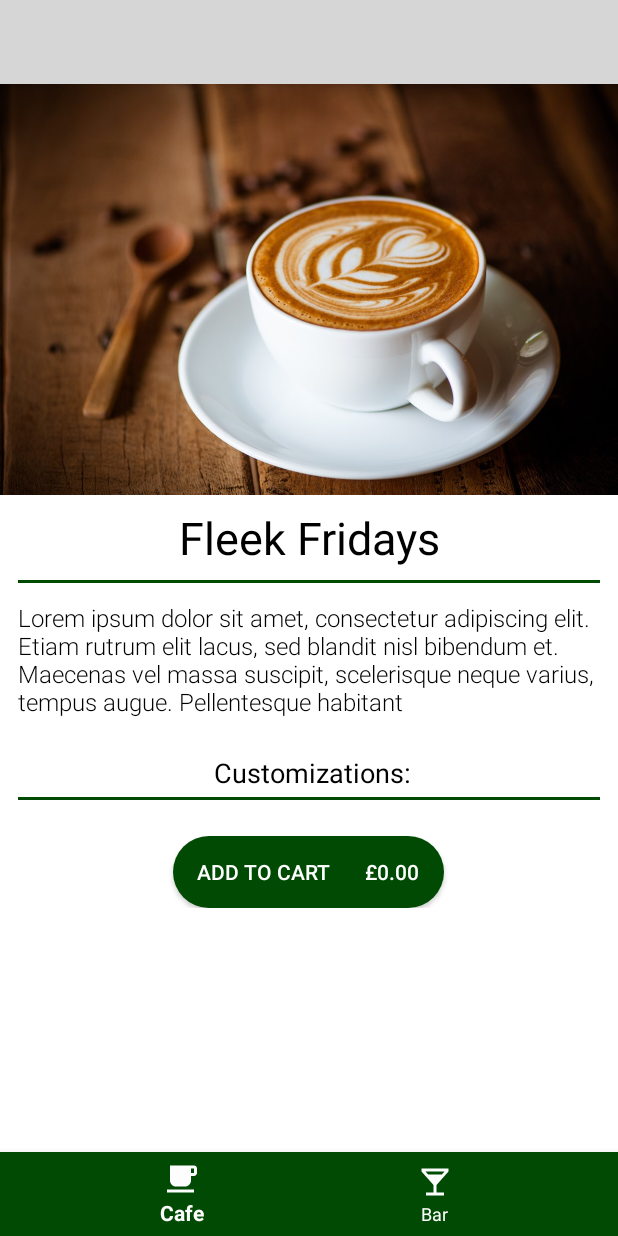
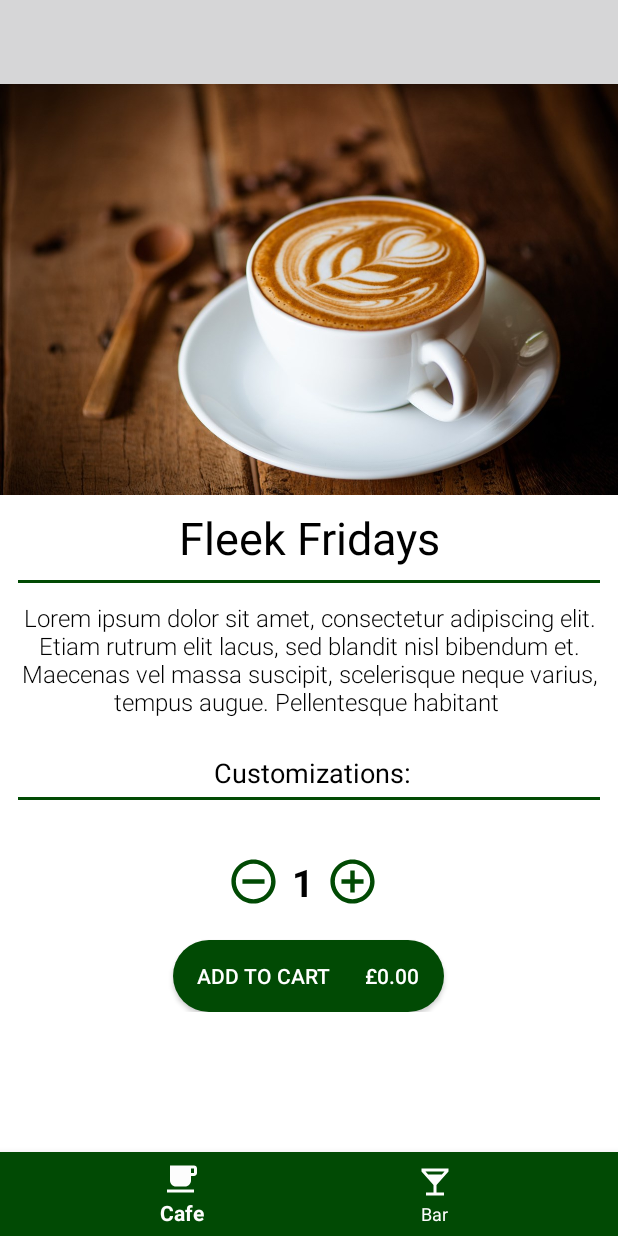
Before and after one commit to shonky11/QueensBarAndCafe, an Android app: the fragment ExpandedItemsFragment placed in its activity, on a phone screen of 412 x 824 dp. Run offline under Robolectric (Android 15) with nearby library versions, the phone set to English and light mode, and no system bars; our stand-ins replace Firebase (no records; nobody signed in at launch, a user with empty details on screens opened directly); 1 statement that could not run was skipped.

Commit message:
core done

```diff
--- a/app/src/main/java/com/qads/queensbarandcafe/fragments/ExpandedItemsFragment.java
+++ b/app/src/main/java/com/qads/queensbarandcafe/fragments/ExpandedItemsFragment.java
@@ -10,6 +10,7 @@ import android.view.View;
 import android.view.ViewGroup;
 import android.widget.Button;
 import android.widget.ExpandableListView;
+import android.widget.ImageView;
 import android.widget.TextView;
 import android.widget.Toast;
 
@@ -56,6 +57,9 @@ public class ExpandedItemsFragment extends Fragment{
     private TextView itemName, itemDesc;
     private Button cartButton;
     private Double itemPriceFinal = 0.00;
+    private int itemQuantity = 1;
+    private TextView itemQuantDisp;
+    private ImageView itemInc, itemDec;
 
     @Nullable
     @Override
@@ -73,6 +77,9 @@ public class ExpandedItemsFragment extends Fragment{
         mRecyclerView.setAdapter(adapter);
         itemName = rootView.findViewById(R.id.ex_event_name_text_view);
         itemDesc = rootView.findViewById(R.id.ex_event_description_text_view);
+        itemQuantDisp = rootView.findViewById(R.id.itemQuantity);
+        itemInc = rootView.findViewById(R.id.item_plus);
+        itemDec = rootView.findViewById(R.id.item_minus);
 
         adapter.setOnPlusClickListener(new OptionsAdapter.OnPlusClickListener() {
             @Override
@@ -102,6 +109,28 @@ public class ExpandedItemsFragment extends Fragment{
             @Override
             public void onClick(View view) {
 
+            }
+        });
+
+        itemInc.setOnClickListener(new View.OnClickListener() {
+            @Override
+            public void onClick(View view) {
+                if(itemQuantity < 10) {
+                    itemQuantity += 1;
+                    buttonSetter();
+                } else {
+                    Toast.makeText(getContext(), "Maximum reached", Toast.LENGTH_SHORT).show();
+                }
+            }
+        });
+
+        itemDec.setOnClickListener(new View.OnClickListener() {
+            @Override
+            public void onClick(View view) {
+                if(itemQuantity > 1) {
+                    itemQuantity -= 1;
+                    buttonSetter();
+                }
             }
         });
 
@@ -197,8 +226,9 @@ public class ExpandedItemsFragment extends Fragment{
         for(OptionsModel optionTemp : list){
             optionsTotal = optionsTotal + optionTemp.getmTruePrice().doubleValue()/100;
         }
-
-        Double totalPrice = itemPriceFinal + optionsTotal;
+        Integer itemQuantitee = itemQuantity;
+        itemQuantDisp.setText(itemQuantitee.toString());
+        Double totalPrice = (itemPriceFinal + optionsTotal) * itemQuantity;
         String priceString = String.format("%.2f", totalPrice);
         String pricePounds= "ADD TO CART       " + "£" + priceString;
 
--- /dev/null
+++ b/app/src/main/res/drawable/ic_add_circle_outline_black_24dp.xml
@@ -0,0 +1,5 @@
+<vector android:height="24dp" android:tint="#014A04"
+    android:viewportHeight="24.0" android:viewportWidth="24.0"
+    android:width="24dp" xmlns:android="http://schemas.android.com/apk/res/android">
+    <path android:fillColor="#FF000000" android:pathData="M13,7h-2v4L7,11v2h4v4h2v-4h4v-2h-4L13,7zM12,2C6.48,2 2,6.48 2,12s4.48,10 10,10 10,-4.48 10,-10S17.52,2 12,2zM12,20c-4.41,0 -8,-3.59 -8,-8s3.59,-8 8,-8 8,3.59 8,8 -3.59,8 -8,8z"/>
+</vector>
--- /dev/null
+++ b/app/src/main/res/drawable/ic_remove_circle_outline_black_24dp.xml
@@ -0,0 +1,5 @@
+<vector android:height="24dp" android:tint="#014A04"
+    android:viewportHeight="24.0" android:viewportWidth="24.0"
+    android:width="24dp" xmlns:android="http://schemas.android.com/apk/res/android">
+    <path android:fillColor="#FF000000" android:pathData="M7,11v2h10v-2L7,11zM12,2C6.48,2 2,6.48 2,12s4.48,10 10,10 10,-4.48 10,-10S17.52,2 12,2zM12,20c-4.41,0 -8,-3.59 -8,-8s3.59,-8 8,-8 8,3.59 8,8 -3.59,8 -8,8z"/>
+</vector>
--- a/app/src/main/res/layout/expanded_items_fragment.xml
+++ b/app/src/main/res/layout/expanded_items_fragment.xml
@@ -153,7 +153,8 @@
                     android:layout_marginRight="12dp"
                     android:layout_marginTop="4dp"
                     android:fontFamily="sans-serif-light"
-                    android:gravity="top"
+                    android:gravity="center_horizontal"
+                    android:textAlignment="center"
                     android:textColor="#000000"
                     android:textSize="16sp"
                     android:text="Lorem ipsum dolor sit amet, consectetur adipiscing elit. Etiam rutrum elit lacus, sed blandit nisl bibendum et. Maecenas vel massa suscipit, scelerisque neque varius, tempus augue. Pellentesque habitant "/>
@@ -175,7 +176,6 @@
                     android:id="@+id/divider3"
                     android:layout_width="match_parent"
                     android:layout_height="2dp"
-                    android:layout_marginBottom="8dp"
                     android:layout_marginTop="4dp"
                     android:layout_marginLeft="12dp"
                     android:layout_marginRight="12dp"
@@ -186,6 +186,45 @@
                     android:orientation="vertical"
                     android:layout_width="match_parent"
                     android:layout_height="wrap_content" />
+
+
+                <LinearLayout
+                    android:layout_width="wrap_content"
+                    android:layout_height="45dp"
+                    android:layout_gravity="center"
+                    android:orientation="horizontal"
+                    android:layout_marginTop="32dp">
+
+
+                    <ImageView
+                        android:id="@+id/item_minus"
+                        android:layout_width="35dp"
+                        android:layout_gravity="center"
+                        android:layout_height="35dp"
+                        android:src="@drawable/ic_remove_circle_outline_black_24dp"/>
+
+                    <TextView
+                        android:id="@+id/itemQuantity"
+                        android:layout_width="wrap_content"
+                        android:layout_height="wrap_content"
+                        android:layout_marginLeft="8dp"
+                        android:layout_marginRight="8dp"
+                        android:text="1"
+                        android:textSize="25dp"
+                        android:textColor="#000000"
+                        android:textAppearance="?android:attr/textAppearanceListItemSmall"
+                        android:layout_gravity="center"
+                        android:textStyle="bold" />
+
+                    <ImageView
+                        android:id="@+id/item_plus"
+                        android:layout_width="35dp"
+                        android:layout_height="35dp"
+                        android:layout_marginRight="8dp"
+                        android:layout_gravity="center"
+                        android:src="@drawable/ic_add_circle_outline_black_24dp" />
+
+                </LinearLayout>
 
                 <Button
                     android:id="@+id/add_to_cart"
--- a/app/src/main/res/layout/options_item_2.xml
+++ b/app/src/main/res/layout/options_item_2.xml
@@ -25,10 +25,10 @@
 
             <ImageView
                 android:id="@+id/btn_minus"
-                android:layout_width="40dp"
+                android:layout_width="26dp"
                 android:layout_gravity="center"
-                android:layout_height="40dp"
-                android:src="@drawable/ic_keyboard_arrow_down_black_24dp"/>
+                android:layout_height="26dp"
+                android:src="@drawable/ic_remove_circle_outline_black_24dp"/>
 
             <TextView
                 android:id="@+id/quantity"
@@ -44,10 +44,11 @@
 
             <ImageView
                 android:id="@+id/btn_plus"
-                android:layout_width="40dp"
-                android:layout_height="40dp"
+                android:layout_width="26dp"
+                android:layout_height="26dp"
                 android:layout_marginRight="8dp"
-                android:src="@drawable/ic_keyboard_arrow_up_black_24dp" />
+                android:layout_gravity="center"
+                android:src="@drawable/ic_add_circle_outline_black_24dp" />
 
             <TextView
                 android:id="@+id/final_pricetxt"
```
